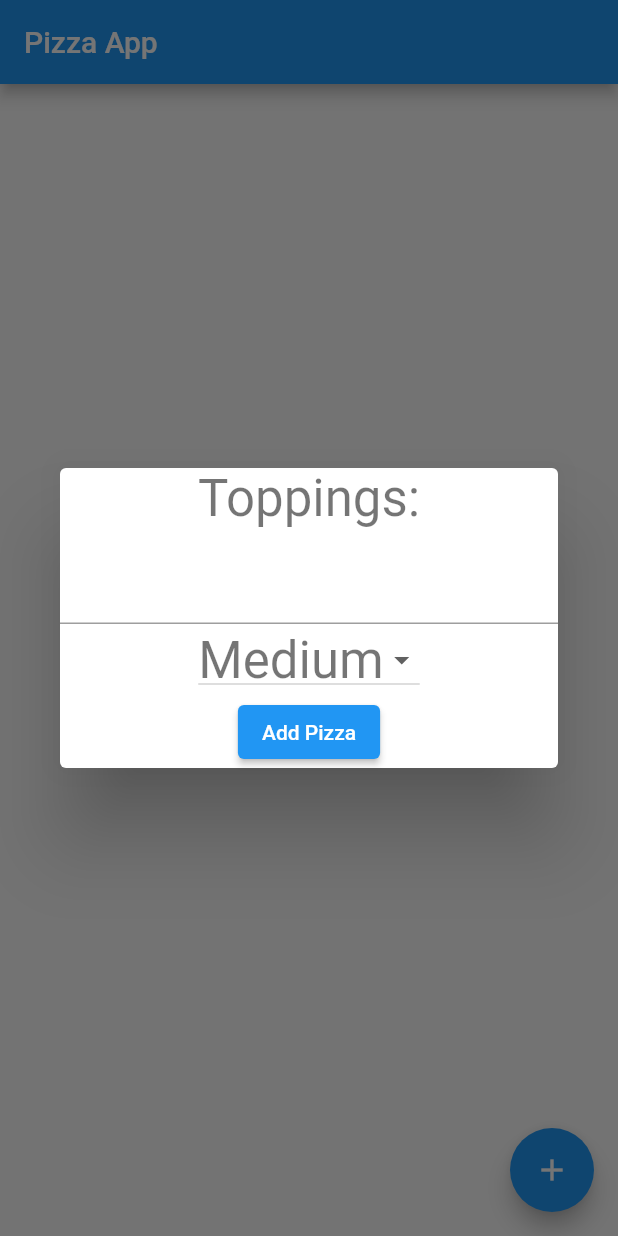
After one commit to CIS-3334-Mobile-at-St-Scholastica/cis-3334-unit-11-pizza-order-class-mberg8, a Flutter app: the screen it shows after launch, after a tap on the "add" icon, on a phone screen of 412 x 824 dp. The commit adds this screen. Run offline on Flutter 3.47's test engine with Material 2 defaults, Android fonts, the phone set to English and light mode, and no system bars.

Commit message:
Unit 11 Activity part 2. Updated and modified Unit 10 personal code. Completed Activity. 4/17. Berg,Margie

```diff
--- /dev/null
+++ b/lib/add_pizza_dialog.dart
@@ -0,0 +1,69 @@
+import 'package:flutter/material.dart';
+import 'package:flutter_pizza_list/pizza.dart';
+
+
+class AddPizzaDialog1 extends StatefulWidget {
+  @override
+  _AddPizzaDialog1State createState() => _AddPizzaDialog1State();
+}
+
+class _AddPizzaDialog1State extends State<AddPizzaDialog1> {
+  final pizzaToppingTextField = TextEditingController();
+  int _sizeSelected = 1;
+
+  @override
+  Widget build(BuildContext context) {
+    return Dialog(
+        child: SizedBox(
+          height: 200,
+          child: Column(
+            children: <Widget>[
+              Text(
+                'Toppings:',
+                style: Theme
+                    .of(context)
+                    .textTheme
+                    .headline4,
+              ),
+              TextField(
+                controller: pizzaToppingTextField,
+                style: Theme
+                    .of(context)
+                    .textTheme
+                    .headline4,
+              ),
+              DropdownButton(
+                  style: Theme
+                      .of(context)
+                      .textTheme
+                      .headline4,
+                  value: _sizeSelected,
+                  items: [
+                    DropdownMenuItem(child: Text("Small"), value: 0),
+                    DropdownMenuItem(child: Text("Medium"), value: 1),
+                    DropdownMenuItem(child: Text("Large"), value: 2),
+                    DropdownMenuItem(child: Text("X-Large"), value: 3)
+                  ],
+                  onChanged: (value) {
+                    setState(() {
+                      _sizeSelected = value;
+                    });
+                  }),
+              ElevatedButton(
+                child: Text('Add Pizza'),
+                onPressed: () {
+                  print("Adding a pizza");
+                  setState(() {
+                    Pizza newPizza = new Pizza(
+                        _sizeSelected, pizzaToppingTextField.text);
+                    //pizzasInOrder.add(newPizza);
+                    Navigator.pop(context);
+                  });
+                },
+              ),
+            ],
+          ),
+        )
+    );
+  }
+}
```
Also changed, not shown: lib/main.dart (+14 -48 lines).
